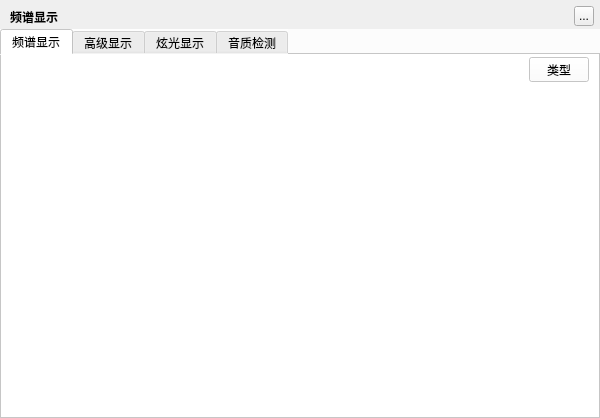
Above: TTKModule/TTKWidget/musicUiKits/musicToolsetsKits/musicspectrumwidget.ui from Greedysky/TTKMusicPlayer before the change. Below: the same form after it.
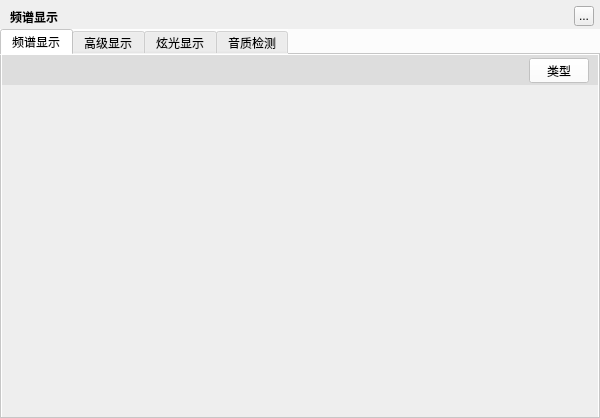
That is the form after the change. Custom widgets are drawn as their Qt base class.

Commit message: Support multi screen[456123]

```diff
--- a/TTKModule/TTKWidget/musicUiKits/musicToolsetsKits/musicspectrumwidget.ui
+++ b/TTKModule/TTKWidget/musicUiKits/musicToolsetsKits/musicspectrumwidget.ui
@@ -113,12 +113,15 @@
           <height>30</height>
          </size>
         </property>
+        <property name="styleSheet">
+         <string notr="true">#spectrumFuncionts{background-color:#dddddd;}</string>
+        </property>
         <layout class="QHBoxLayout" name="spectrumFunciontsLayout">
          <property name="leftMargin">
           <number>9</number>
          </property>
          <property name="topMargin">
-          <number>0</number>
+          <number>1</number>
          </property>
          <property name="rightMargin">
           <number>9</number>
@@ -163,6 +166,9 @@
       </item>
       <item>
        <widget class="QWidget" name="spectrumAreaWidget" native="true">
+        <property name="styleSheet">
+         <string notr="true">#spectrumAreaWidget{background-color:#eeeeee;}</string>
+        </property>
         <layout class="QVBoxLayout" name="spectrumAreaLayout">
          <property name="spacing">
           <number>2</number>
```
Left out of the diff: 24 changed lines with no effect on the pictures. The commit also changes 2 other files.
